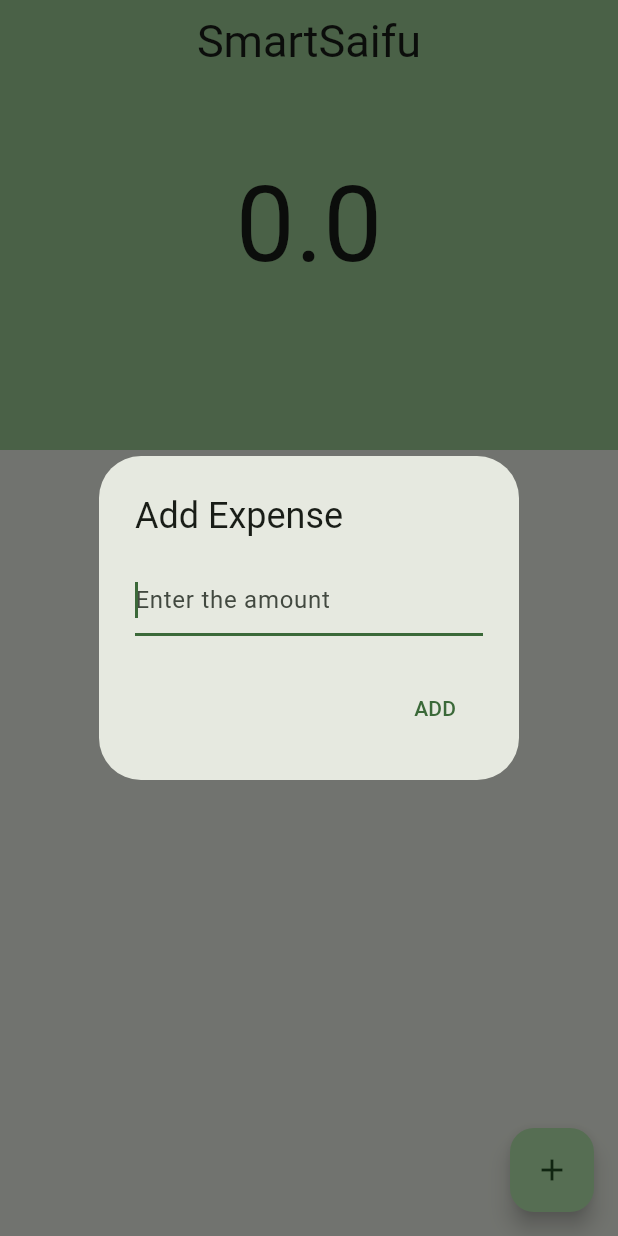
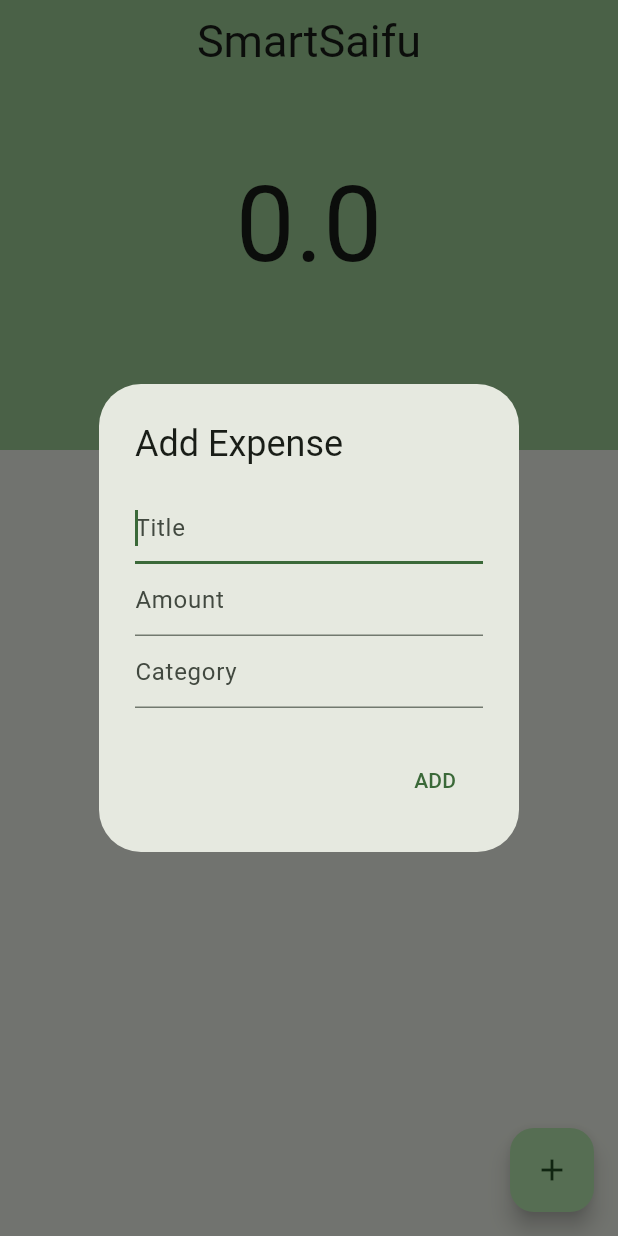
Before and after one commit to AravindIM/smartsaifu, a Flutter app: the screen it shows after launch, after a tap on the "add" icon, on a phone screen of 412 x 824 dp. Run offline on Flutter 3.47's test engine with Material 3 defaults, Android fonts, the phone set to English and light mode, and no system bars.

Commit message:
feat(expense): added title and category

```diff
--- a/lib/main.dart
+++ b/lib/main.dart
@@ -2,6 +2,18 @@ import 'package:flutter/material.dart';
 
 void main() {
   runApp(const MyApp());
+}
+
+class Expense {
+  final String title;
+  final String category;
+  final double amount;
+
+  const Expense({
+    required this.title,
+    required this.category,
+    required this.amount,
+  });
 }
 
 class MyApp extends StatelessWidget {
@@ -29,12 +41,16 @@ class MainPage extends StatefulWidget {
 }
 
 class _MainPageState extends State<MainPage> {
-  final textInputController = TextEditingController();
-  List<double> expenses = [];
+  final titleInputController = TextEditingController();
+  final amountInputController = TextEditingController();
+  final categoryInputController = TextEditingController();
+  List<Expense> expenses = [];
 
   @override
   void dispose() {
-    textInputController.dispose();
+    titleInputController.dispose();
+    amountInputController.dispose();
+    categoryInputController.dispose();
     super.dispose();
   }
 
@@ -43,10 +59,13 @@ class _MainPageState extends State<MainPage> {
     return Scaffold(
       floatingActionButton: FloatingActionButton(
         onPressed: () async {
-          textInputController.clear();
+          titleInputController.clear();
+          amountInputController.clear();
+          categoryInputController.clear();
 
-          final expense = await openDialog() ?? 0.0;
-          if (expense == 0) return;
+          final expense = await openDialog();
+
+          if (expense == null) return;
 
           setState(() {
             expenses.add(expense);
@@ -79,7 +98,7 @@ class _MainPageState extends State<MainPage> {
                   child: FittedBox(
                     fit: BoxFit.scaleDown,
                     child: Text(
-                      "${expenses.fold(0.0, (previousValue, element) => previousValue + element)}",
+                      "${expenses.fold(0.0, (previousValue, element) => previousValue + element.amount)}",
                       textScaler: const TextScaler.linear(5.0),
                       softWrap: false,
                     ),
@@ -97,16 +116,16 @@ class _MainPageState extends State<MainPage> {
                     Icons.paid,
                     size: 50.0,
                   ),
-                  title: Center(
-                    child: Padding(
-                      padding: const EdgeInsets.symmetric(horizontal: 10),
-                      child: FittedBox(
-                        fit: BoxFit.scaleDown,
-                        child: Text(
-                          "${expenses[index]}",
-                          textScaler: const TextScaler.linear(2.5),
-                        ),
-                      ),
+                  title: Text(
+                    overflow: TextOverflow.ellipsis,
+                    expenses[index].title,
+                  ),
+                  subtitle: FittedBox(
+                    fit: BoxFit.scaleDown,
+                    alignment: Alignment.centerLeft,
+                    child: Text(
+                      "${expenses[index].amount}",
+                      textScaler: const TextScaler.linear(2.5),
                     ),
                   ),
                   trailing: IconButton(
@@ -130,20 +149,49 @@ class _MainPageState extends State<MainPage> {
     );
   }
 
-  Future<double?> openDialog() => showDialog<double>(
+  Future<Expense?> openDialog() => showDialog<Expense>(
         context: context,
         builder: (context) => AlertDialog(
           title: const Text("Add Expense"),
-          content: TextField(
-            autofocus: true,
-            decoration: const InputDecoration(hintText: "Enter the amount"),
-            controller: textInputController,
+          content: Column(
+            mainAxisSize: MainAxisSize.min,
+            children: [
+              TextField(
+                autofocus: true,
+                decoration: const InputDecoration(hintText: "Title"),
+                controller: titleInputController,
+              ),
+              TextField(
+                autofocus: true,
+                decoration: const InputDecoration(hintText: "Amount"),
+                controller: amountInputController,
+              ),
+              TextField(
+                autofocus: true,
+                decoration: const InputDecoration(hintText: "Category"),
+                controller: categoryInputController,
+              ),
+            ],
           ),
           actions: [
             TextButton(
               onPressed: () {
-                final value = double.tryParse(textInputController.text) ?? 0.0;
-                Navigator.of(context).pop(value);
+                final amount =
+                    double.tryParse(amountInputController.text) ?? 0.0;
+
+                if (amount == 0) {
+                  Navigator.of(context).pop();
+                }
+
+                final title = titleInputController.text;
+                final category = categoryInputController.text;
+                final expense = Expense(
+                  title: title,
+                  category: category,
+                  amount: amount,
+                );
+
+                Navigator.of(context).pop(expense);
               },
               child: const Text("ADD"),
             ),
```
